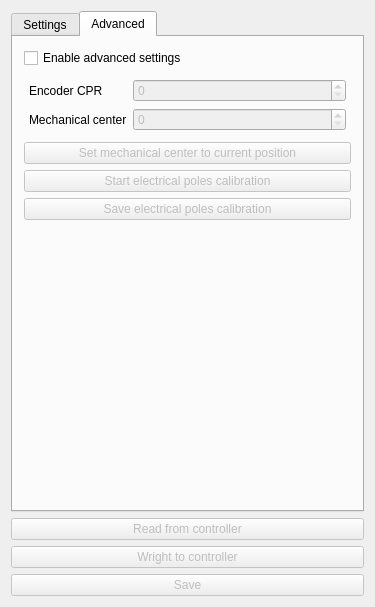
First picture: the form in mainwindow.ui, repository clintonium-119/bldc-ffb-wheel-ui, before the edit.
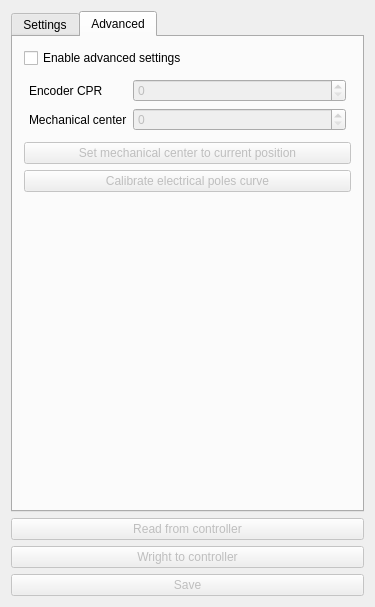
Second picture: the form after the edit. The open tabs and pages were chosen to show the change.

What changed in the file:
```diff
--- a/mainwindow.ui
+++ b/mainwindow.ui
@@ -518,17 +518,7 @@
            <bool>false</bool>
           </property>
           <property name="text">
-           <string>Start electrical poles calibration</string>
-          </property>
-         </widget>
-        </item>
-        <item>
-         <widget class="QPushButton" name="saveAdvancedSettingsButton">
-          <property name="enabled">
-           <bool>false</bool>
-          </property>
-          <property name="text">
-           <string>Save electrical poles calibration</string>
+           <string>Calibrate electrical poles curve</string>
           </property>
          </widget>
         </item>
```
Left out of the diff: 16 changed lines with no effect on the pictures.
